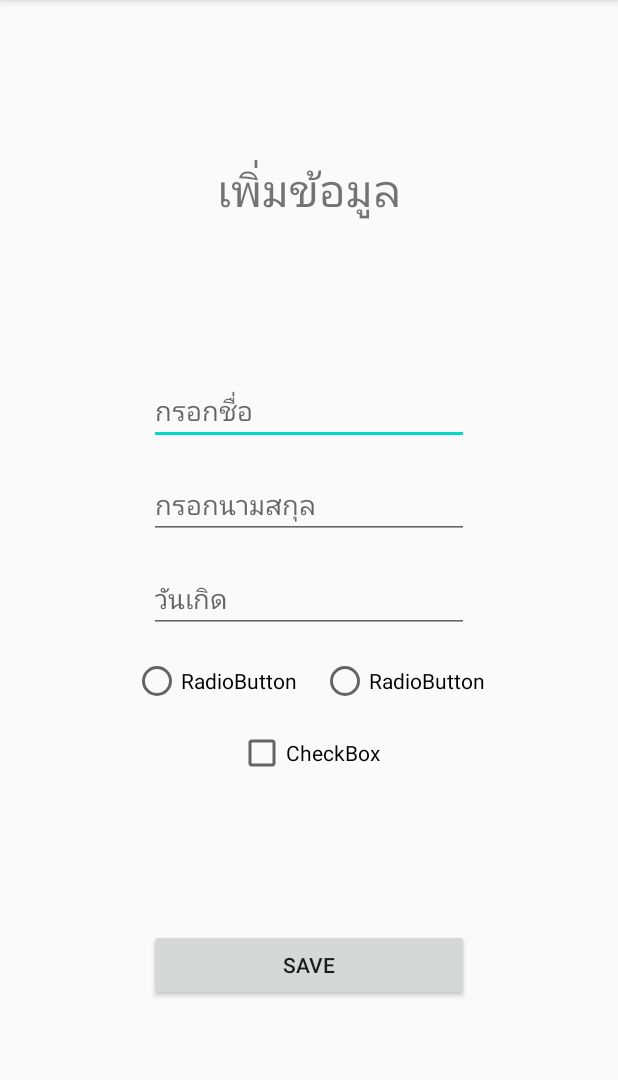
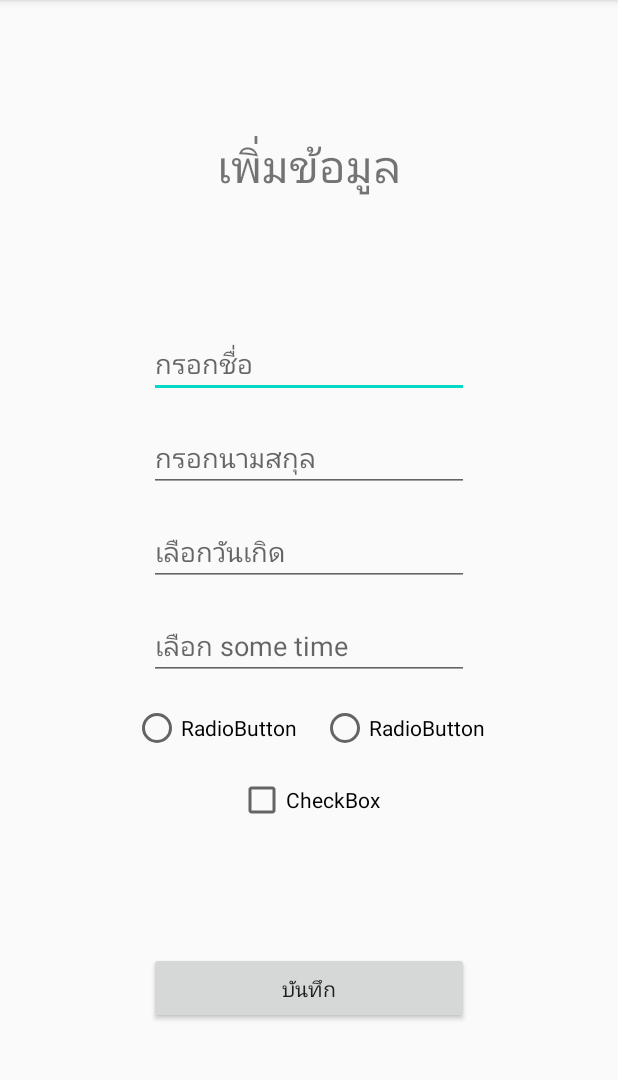
Before and after one commit to keeratioat/Contacts, an Android app: the AddUserActivity screen opened directly, with no data from a screen before it, on a phone screen of 412 x 824 dp, the part 84-1164 px from its top. Run offline under Robolectric (Android 15) with nearby library versions, the phone set to English and light mode, and no system bars.

Commit message:
add หน้า user

```diff
--- a/app/src/main/java/com/example/mycontacts/adapter/UserAdapter.java
+++ b/app/src/main/java/com/example/mycontacts/adapter/UserAdapter.java
@@ -37,7 +37,7 @@ public class UserAdapter extends RecyclerView.Adapter<UserAdapter.MyViewHolder>
     public void onBindViewHolder(@NonNull MyViewHolder holder, int position) {
         User user =  mUser[position];
         holder.fullNameTextView.setText(user.firstName + " " + user.lastName);
-        holder.brithDateTextView.setText(DateFormatter.formatForUi(user.brithDate));
+        holder.brithDateTextView.setText(DateFormatter.formatDateForUi(user.brithDate));
                 /*if(user.singel){
             holder.singleTextView.setBackgroundColor(Color.RED);
 
--- a/app/src/main/res/layout/activity_add_user.xml
+++ b/app/src/main/res/layout/activity_add_user.xml
@@ -40,12 +40,25 @@
         android:layout_height="wrap_content"
         android:layout_marginTop="16dp"
         android:ems="10"
-        android:hint="วันเกิด"
-        app:layout_constraintBottom_toTopOf="@+id/male_radio_button"
+        android:hint="เลือกวันเกิด"
+        app:layout_constraintBottom_toTopOf="@+id/some_time_edit_text"
         app:layout_constraintEnd_toEndOf="@+id/last_name_edit_text"
         app:layout_constraintHorizontal_bias="0.5"
         app:layout_constraintStart_toStartOf="@+id/last_name_edit_text"
         app:layout_constraintTop_toBottomOf="@+id/last_name_edit_text" />
+
+    <EditText
+        android:id="@+id/some_time_edit_text"
+        android:layout_width="wrap_content"
+        android:layout_height="wrap_content"
+        android:layout_marginTop="16dp"
+        android:ems="10"
+        android:hint="เลือก some time"
+        app:layout_constraintBottom_toTopOf="@+id/male_radio_button"
+        app:layout_constraintEnd_toEndOf="@+id/birth_date_edit_text"
+        app:layout_constraintHorizontal_bias="0.5"
+        app:layout_constraintStart_toStartOf="@+id/birth_date_edit_text"
+        app:layout_constraintTop_toBottomOf="@+id/birth_date_edit_text" />
 
     <RadioButton
         android:id="@+id/male_radio_button"
@@ -60,7 +73,7 @@
         app:layout_constraintHorizontal_bias="0.5"
         app:layout_constraintHorizontal_chainStyle="packed"
         app:layout_constraintStart_toStartOf="parent"
-        app:layout_constraintTop_toBottomOf="@+id/birth_date_edit_text" />
+        app:layout_constraintTop_toBottomOf="@+id/some_time_edit_text" />
 
     <RadioButton
         android:id="@+id/female_radio_button"
@@ -88,7 +101,7 @@
         android:id="@+id/save_button"
         android:layout_width="0dp"
         android:layout_height="wrap_content"
-        android:text="save"
+        android:text="บันทึก"
         app:layout_constraintBottom_toBottomOf="parent"
         app:layout_constraintEnd_toEndOf="@+id/birth_date_edit_text"
         app:layout_constraintStart_toStartOf="@+id/birth_date_edit_text"
```
Also changed, not shown: app/src/main/java/com/example/mycontacts/AddUserActivity.java (+54 -34 lines), app/src/main/java/com/example/mycontacts/util/DateFormatter.java (+23 -5 lines).
